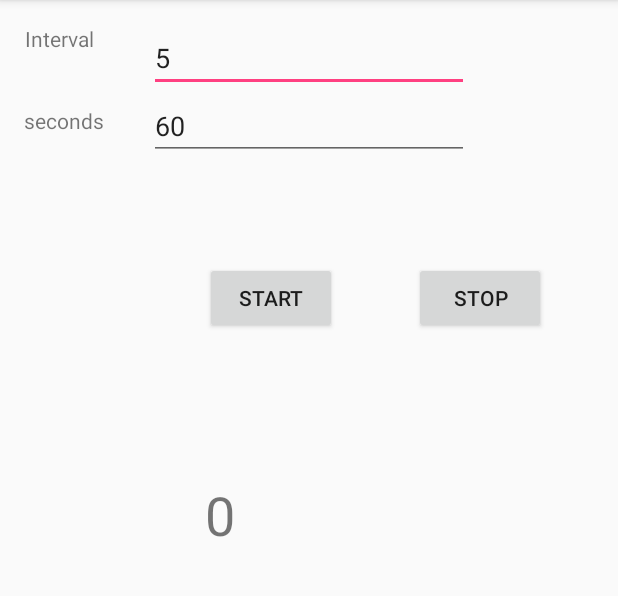
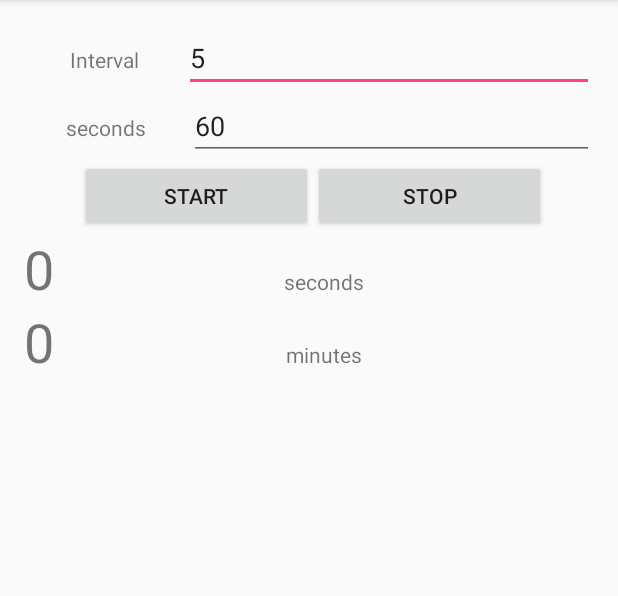
Before and after one commit to issei-omizu/android, an Android app: the screen it shows after launch (MainActivity), after a tap on "STOP", on a phone screen of 412 x 824 dp, the part 84-680 px from its top. Run offline under Robolectric (Android 15) with nearby library versions, the phone set to English and light mode, and no system bars; our stand-ins replace ButterKnife; 1 other tap on this screen came first.

Commit message:
ちょっと改良 ・何分経ったかわかるようにした ・UIを変更

```diff
--- a/StopWatch/app/src/main/java/com/example/isseiomizu/stopwatch/MainActivity.java
+++ b/StopWatch/app/src/main/java/com/example/isseiomizu/stopwatch/MainActivity.java
@@ -6,6 +6,7 @@ import android.net.Uri;
 import android.os.Handler;
 import android.support.v7.app.AppCompatActivity;
 import android.os.Bundle;
+import android.view.WindowManager;
 import android.widget.EditText;
 import android.widget.TextView;
 import android.widget.Toast;
@@ -51,8 +52,10 @@ public class MainActivity extends AppCompatActivity {
 
                     // secondsで設定した時間がすぎたら音を鳴らす
                     if (isTimeUp(mLapTime)) {
-                        mIntervalCounter++;
+                        mMinutes++;
                         mTimeUp = true;
+
+                        mViewMinutes.setText(String.valueOf(mMinutes));
 
                         // 再生
                         mRingtone.play();
@@ -106,7 +109,7 @@ public class MainActivity extends AppCompatActivity {
     Timer mTimer = null;                //onClickメソッドでインスタンス生成
     Handler mHandler = new Handler();   //UI Threadへのpost用ハンドラ
     float mLapTime = 0.0f;
-    int mIntervalCounter = 0;
+    int mMinutes = 0;
     int mIntervalTime = 0;
     int mSeconds = 0;
     boolean mTimeUp = false;
@@ -115,6 +118,9 @@ public class MainActivity extends AppCompatActivity {
 
     @BindView(R.id.view_seconds)
     TextView mViewSeconds;
+
+    @BindView(R.id.view_minutes)
+    TextView mViewMinutes;
 
     @BindView(R.id.editInterval)
     EditText mEditInterval;
@@ -134,6 +140,9 @@ public class MainActivity extends AppCompatActivity {
 
     @OnClick(R.id.btnStart)
     public void start() {
+        // Keep screen on
+        getWindow().addFlags(WindowManager.LayoutParams.FLAG_KEEP_SCREEN_ON);
+
         if (mTimer == null) {
             //タイマーの初期化処理
             timerTask = new MyTimerTask();
@@ -156,6 +165,9 @@ public class MainActivity extends AppCompatActivity {
 
     @OnClick(R.id.btnStop)
     public void stop() {
+        // Keep screen off
+        getWindow().clearFlags(WindowManager.LayoutParams.FLAG_KEEP_SCREEN_ON);
+
         if (mTimer != null) {
             mTimer.cancel();
             mTimer = null;
@@ -163,7 +175,8 @@ public class MainActivity extends AppCompatActivity {
 
         //現在のLapTime
         mViewSeconds.setText("0");
-        mIntervalCounter = 0;
+        mViewMinutes.setText("0");
+        mMinutes = 0;
 
         Toast.makeText(this, "stopが押されました",
                 Toast.LENGTH_LONG).show();
--- a/StopWatch/app/src/main/res/layout/activity_main.xml
+++ b/StopWatch/app/src/main/res/layout/activity_main.xml
@@ -10,6 +10,26 @@
     android:paddingTop="@dimen/activity_vertical_margin"
     tools:context="com.example.isseiomizu.stopwatch.MainActivity">
 
+    <LinearLayout
+        android:orientation="vertical"
+        android:layout_width="match_parent"
+        android:layout_height="match_parent">
+
+        <LinearLayout
+            android:orientation="horizontal"
+            android:layout_width="match_parent"
+            android:layout_height="wrap_content">
+
+            <TextView
+                android:layout_width="wrap_content"
+                android:layout_height="wrap_content"
+                android:text="Interval"
+                android:layout_alignBottom="@+id/editText"
+                android:layout_alignParentTop="true"
+                android:textAlignment="center"
+                android:id="@+id/textView"
+                android:layout_weight="1" />
+
             <EditText
                 android:layout_width="wrap_content"
                 android:layout_height="wrap_content"
@@ -18,16 +38,14 @@
                 android:layout_alignParentTop="true"
                 android:layout_centerHorizontal="true"
                 android:id="@+id/editInterval"
-        android:text="5" />
+                android:text="5"
+                android:layout_weight="1" />
+        </LinearLayout>
 
-    <TextView
-        android:layout_width="wrap_content"
-        android:layout_height="wrap_content"
-        android:text="Interval"
-        android:layout_alignBottom="@+id/editText"
-        android:layout_alignParentTop="true"
-        android:textAlignment="center"
-        android:id="@+id/textView" />
+        <LinearLayout
+            android:orientation="horizontal"
+            android:layout_width="match_parent"
+            android:layout_height="wrap_content">
 
             <TextView
                 android:layout_width="wrap_content"
@@ -37,7 +55,7 @@
                 android:layout_below="@+id/textView"
                 android:layout_alignParentLeft="true"
                 android:layout_alignParentStart="true"
-        android:layout_marginTop="35dp" />
+                android:layout_weight="1" />
 
             <EditText
                 android:layout_width="wrap_content"
@@ -48,7 +66,14 @@
                 android:layout_below="@+id/editInterval"
                 android:layout_alignLeft="@+id/editInterval"
                 android:layout_alignStart="@+id/editInterval"
-        android:text="60" />
+                android:text="60"
+                android:layout_weight="1" />
+        </LinearLayout>
+
+        <LinearLayout
+            android:orientation="horizontal"
+            android:layout_width="match_parent"
+            android:layout_height="wrap_content">
 
             <Button
                 android:text="Start"
@@ -59,8 +84,8 @@
                 android:layout_alignStart="@+id/editSeconds"
                 android:layout_marginLeft="37dp"
                 android:layout_marginStart="37dp"
-        android:layout_marginTop="68dp"
-        android:id="@+id/btnStart" />
+                android:id="@+id/btnStart"
+                android:layout_weight="1" />
 
             <Button
                 android:text="Stop"
@@ -71,18 +96,64 @@
                 android:layout_alignParentEnd="true"
                 android:layout_marginRight="32dp"
                 android:layout_marginEnd="32dp"
-        android:id="@+id/btnStop" />
+                android:id="@+id/btnStop"
+                android:layout_weight="1" />
+        </LinearLayout>
+
+        <LinearLayout
+            android:orientation="vertical"
+            android:layout_width="match_parent"
+            android:layout_height="wrap_content">
+
+            <LinearLayout
+                android:orientation="horizontal"
+                android:layout_width="match_parent"
+                android:layout_height="wrap_content"
+                android:layout_weight="1">
+
+                <TextView
+                    android:layout_height="wrap_content"
+                    android:layout_below="@+id/btnStart"
+                    android:layout_alignLeft="@+id/btnStart"
+                    android:layout_alignStart="@+id/btnStart"
+                    android:id="@+id/view_seconds"
+                    android:layout_alignRight="@+id/editSeconds"
+                    android:layout_alignEnd="@+id/editSeconds"
+                    android:textSize="36sp"
+                    android:layout_weight="1"
+                    android:layout_width="wrap_content" />
+
+                <TextView
+                    android:text="seconds"
+                    android:layout_width="wrap_content"
+                    android:layout_height="wrap_content"
+                    android:id="@+id/textView10"
+                    android:layout_weight="1" />
+            </LinearLayout>
+
+            <LinearLayout
+                android:orientation="horizontal"
+                android:layout_width="match_parent"
+                android:layout_height="wrap_content"
+                android:layout_weight="1">
 
                 <TextView
                     android:layout_width="wrap_content"
                     android:layout_height="wrap_content"
-        android:layout_below="@+id/btnStart"
-        android:layout_alignLeft="@+id/btnStart"
-        android:layout_alignStart="@+id/btnStart"
-        android:layout_marginTop="96dp"
-        android:id="@+id/view_seconds"
-        android:layout_alignRight="@+id/editSeconds"
-        android:layout_alignEnd="@+id/editSeconds"
+                    android:id="@+id/view_minutes"
+                    android:layout_weight="1"
                     android:textSize="36sp" />
 
+                <TextView
+                    android:text="minutes"
+                    android:layout_width="wrap_content"
+                    android:layout_height="wrap_content"
+                    android:id="@+id/textView11"
+                    android:layout_weight="1" />
+            </LinearLayout>
+
+        </LinearLayout>
+
+    </LinearLayout>
+
 </RelativeLayout>
```
Lines whose indentation alone changed are shown as unchanged.
